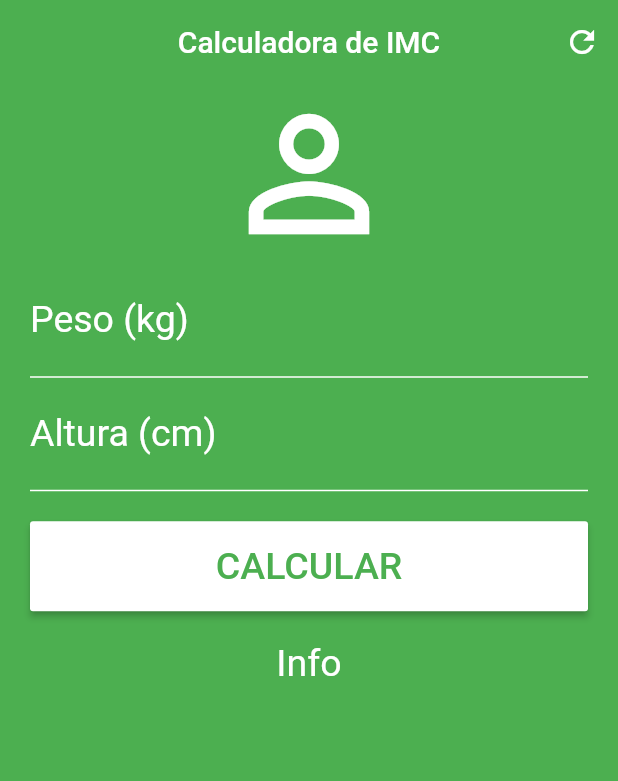
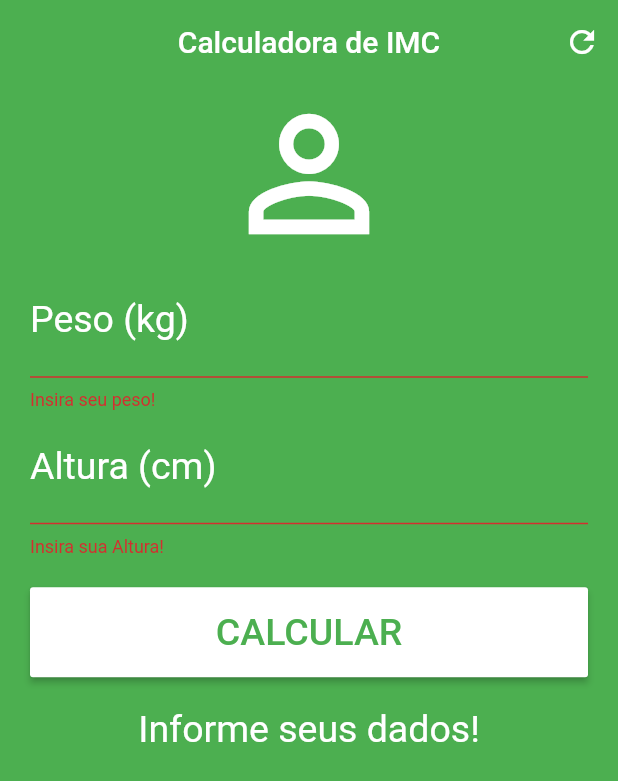
Before and after one commit to GeisonRDS/calc_imc, a Flutter app: the screen it shows after launch, after a tap on "CALCULAR", on a phone screen of 412 x 824 dp. Shown: the top 781 px of the screen. Run offline on Flutter 3.47's test engine with Material 2 defaults, Android fonts, the phone set to English and light mode, and no system bars.

```diff
--- a/lib/main.dart
+++ b/lib/main.dart
@@ -12,6 +12,48 @@ class Home extends StatefulWidget {
 }
 
 class _HomeState extends State<Home> {
+  TextEditingController weightController = TextEditingController();
+  TextEditingController heightController = TextEditingController();
+
+  GlobalKey<FormState> _formKey = GlobalKey<FormState>();
+
+  String _infoText = 'Informe seus dados!';
+
+  void _resetFields() {
+    weightController.text = '';
+    heightController.text = '';
+    setState(() {
+      _infoText = 'Informe seus dados!';
+      _formKey = GlobalKey<FormState>();
+    });
+  }
+
+  void _calculate() {
+    setState(() {
+      double weight = double.parse(weightController.text);
+      double height = double.parse(heightController.text) / 100;
+      double hxh = (height * height);
+      double imc = weight / hxh;
+      print(height);
+      print(weight);
+      print(hxh);
+      print(imc);
+      if (imc < 18.6) {
+        _infoText = 'Abaixo do peso (${imc.toStringAsPrecision(3)}).';
+      } else if (imc >= 18.6 && imc < 24.9) {
+        _infoText = 'Peso ideal (${imc.toStringAsPrecision(3)}).';
+      } else if (imc >= 24.9 && imc < 29.9) {
+        _infoText = 'Levemente acima do peso (${imc.toStringAsPrecision(3)}).';
+      } else if (imc >= 29.9 && imc < 34.9) {
+        _infoText = 'Obesidade grau I (${imc.toStringAsPrecision(3)}).';
+      } else if (imc >= 34.9 && imc < 39.9) {
+        _infoText = 'Obesidade grau II (${imc.toStringAsPrecision(3)}).';
+      } else if (imc >= 39.9) {
+        _infoText = 'Obesidade grau III (${imc.toStringAsPrecision(3)}).';
+      }
+    });
+  }
+
   @override
   Widget build(BuildContext context) {
     return Scaffold(
@@ -23,13 +65,15 @@ class _HomeState extends State<Home> {
           actions: <Widget>[
             IconButton(
               icon: Icon(Icons.refresh),
-              onPressed: () {},
+              onPressed: _resetFields,
             )
           ],
         ),
         backgroundColor: Colors.green,
         body: SingleChildScrollView(
             padding: EdgeInsets.fromLTRB(20.0, 0.0, 20.0, 0.0),
+            child: Form(
+              key: _formKey,
               child: Column(
                 crossAxisAlignment: CrossAxisAlignment.stretch,
                 children: <Widget>[
@@ -38,7 +82,7 @@ class _HomeState extends State<Home> {
                     size: 120.0,
                     color: Colors.white,
                   ),
-              TextField(
+                  TextFormField(
                     keyboardType: TextInputType.number,
                     decoration: InputDecoration(
                       labelText: 'Peso (kg)',
@@ -53,8 +97,14 @@ class _HomeState extends State<Home> {
                     textAlign: TextAlign.center,
                     style: TextStyle(color: Colors.white, fontSize: 25.0),
                     cursorColor: Colors.white,
+                    controller: weightController,
+                    validator: (value) {
+                      if (value.isEmpty) {
+                        return 'Insira seu peso!';
+                      }
+                    },
                   ),
-              TextField(
+                  TextFormField(
                     keyboardType: TextInputType.number,
                     decoration: InputDecoration(
                       labelText: 'Altura (cm)',
@@ -69,13 +119,23 @@ class _HomeState extends State<Home> {
                     textAlign: TextAlign.center,
                     style: TextStyle(color: Colors.white, fontSize: 25.0),
                     cursorColor: Colors.white,
+                    controller: heightController,
+                    validator: (value) {
+                      if (value.isEmpty) {
+                        return "Insira sua Altura!";
+                      }
+                    },
                   ),
                   Padding(
                     padding: EdgeInsets.fromLTRB(0.0, 20.0, 0.0, 20.0),
                     child: Container(
                       height: 60.0,
                       child: RaisedButton(
-                    onPressed: () {},
+                        onPressed: () {
+                          if (_formKey.currentState.validate()) {
+                            _calculate();
+                          }
+                        },
                         child: Text(
                           'CALCULAR',
                           style: TextStyle(color: Colors.green, fontSize: 25.0),
@@ -85,12 +145,12 @@ class _HomeState extends State<Home> {
                     ),
                   ),
                   Text(
-                'Info',
+                    _infoText,
                     textAlign: TextAlign.center,
                     style: TextStyle(color: Colors.white, fontSize: 25.0),
                   )
                 ],
               ),
-        ));
+            )));
   }
 }
```
Lines whose indentation alone changed are shown as unchanged.
